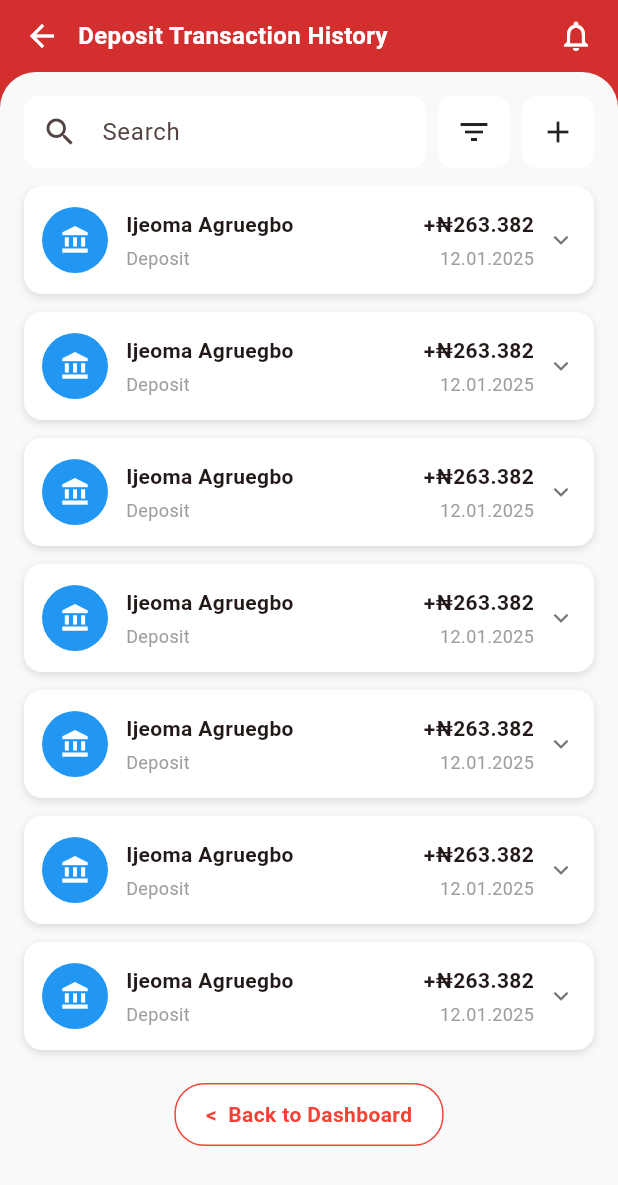
After one commit to Crediometer/agent360, a Flutter app: the DashboardScreen screen opened directly, after a tap on "Total Deposit:", on a phone screen of 412 x 824 dp. The commit adds this screen. Shown: the top 1185 px of the screen. Run offline on Flutter 3.47's test engine with Material 3 defaults, Android fonts, the phone set to English and light mode, and no system bars; our stand-ins replace fluttertoast, introduction_screen.

Commit message:
working dashboard

```diff
--- a/lib/screens/DashboardScreen.dart
+++ b/lib/screens/DashboardScreen.dart
@@ -1,10 +1,36 @@
 import 'package:flutter/material.dart';
+import 'deposit_transaction_screen.dart';
 
-class DashboardScreen extends StatelessWidget {
+class DashboardScreen extends StatefulWidget {
   const DashboardScreen({super.key});
 
   @override
+  State<DashboardScreen> createState() => _DashboardScreenState();
+}
+
+class _DashboardScreenState extends State<DashboardScreen> {
+  bool showDepositScreen = false;
+
+  void _navigateToDepositScreen() {
+    setState(() {
+      showDepositScreen = true;
+    });
+  }
+
+  void _goBackToDashboard() {
+    setState(() {
+      showDepositScreen = false;
+    });
+  }
+
+  @override
   Widget build(BuildContext context) {
+    return showDepositScreen
+        ? DepositTransactionScreen(onBack: _goBackToDashboard)
+        : _buildDashboard(context);
+  }
+
+  Widget _buildDashboard(BuildContext context) {
     return Scaffold(
       backgroundColor: const Color(0xFFF9F9F9),
       body: SafeArea(
@@ -57,7 +83,7 @@ class DashboardScreen extends StatelessWidget {
                         ),
                         SizedBox(height: 4),
                         Text(
-                          '152.373.988',
+                          '0.00',
                           style: TextStyle(
                             fontSize: 22,
                             fontWeight: FontWeight.bold,
@@ -82,7 +108,7 @@ class DashboardScreen extends StatelessWidget {
                 ),
               ),
               const SizedBox(height: 20),
-              ..._buildInfoTiles(),
+              ..._buildInfoTiles(context),
               const SizedBox(height: 12),
               const Center(
                 child: Text(
@@ -98,39 +124,54 @@ class DashboardScreen extends StatelessWidget {
     );
   }
 
-  static List<Widget> _buildInfoTiles() {
+  List<Widget> _buildInfoTiles(BuildContext context) {
     final List<Map<String, dynamic>> data = [
-      {'icon': Icons.account_balance, 'label': 'Total Deposit:', 'value': '₦ 0.00'},
+      {
+        'icon': Icons.account_balance,
+        'label': 'Total Deposit:',
+        'value': '₦ 0.00',
+        'onTap': _navigateToDepositScreen,
+      },
          {'icon': Icons.account_balance_wallet, 'label': 'Total Withdrawals:', 'value': '₦ 0.00'},
       {'icon': Icons.receipt_long, 'label': 'Total Advences:', 'value': '₦ 0.00'},
       {'icon': Icons.sync_alt, 'label': 'Available Balance:', 'value': '₦ 0.00'},
       {'icon': Icons.monetization_on, 'label': 'First Income:', 'value': '₦ 0.00'},
       {'icon': Icons.send, 'label': 'Total Amount Given Out:', 'value': '₦ 0.00'},
+
     ];
 
     return data
         .map(
           (item) => Padding(
             padding: const EdgeInsets.symmetric(vertical: 6),
+            child: GestureDetector(
+              onTap: item['onTap'] as VoidCallback?,
               child: Container(
                 decoration: BoxDecoration(
                   color: Colors.white,
-                border: Border.all(color: Colors.red),
                   borderRadius: BorderRadius.circular(10),
+                  boxShadow: [
+                    BoxShadow(
+                      color: Colors.black.withOpacity(0.05),
+                      blurRadius: 6,
+                      offset: const Offset(0, 2),
                     ),
-              padding: const EdgeInsets.symmetric(horizontal: 12, vertical: 14),
+                  ],
+                ),
+                padding:
+                    const EdgeInsets.symmetric(horizontal: 12, vertical: 14),
                 child: Row(
                   children: [
-                  Icon(item['icon'], color: Colors.black54),
+                    Icon(item['icon'] as IconData, color: Colors.black54),
                     const SizedBox(width: 12),
                     Expanded(
                       child: Text(
-                      item['label'],
+                        item['label'] as String,
                         style: const TextStyle(fontSize: 14),
                       ),
                     ),
                     Text(
-                    item['value'],
+                      item['value'] as String,
                       style: const TextStyle(
                         fontWeight: FontWeight.bold,
                         fontSize: 14,
@@ -140,6 +181,7 @@ class DashboardScreen extends StatelessWidget {
                 ),
               ),
             ),
+          ),
         )
         .toList();
   }
--- /dev/null
+++ b/lib/screens/deposit_transaction_screen.dart
@@ -0,0 +1,316 @@
+import 'package:flutter/material.dart';
+import 'transaction_detail_filter_screen.dart';
+
+class DepositTransactionScreen extends StatefulWidget {
+  final VoidCallback onBack;
+
+  const DepositTransactionScreen({super.key, required this.onBack});
+
+  @override
+  State<DepositTransactionScreen> createState() =>
+      _DepositTransactionScreenState();
+}
+
+class _DepositTransactionScreenState extends State<DepositTransactionScreen> {
+  String selectedFilter = 'Deposit';
+  int? expandedIndex;
+
+  final List<Map<String, String>> transactions = List.generate(7, (index) {
+    return {
+      'name': 'Ijeoma Agruegbo',
+      'type': 'Deposit',
+      'amount': '+₦263.382',
+      'date': '12.01.2025',
+    };
+  });
+
+  @override
+  Widget build(BuildContext context) {
+    return Scaffold(
+      backgroundColor: const Color(0xFFD32F2F),
+      body: SafeArea(
+        child: Column(
+          children: [
+            // Header
+            Padding(
+              padding: const EdgeInsets.symmetric(horizontal: 16, vertical: 12),
+              child: Row(
+                children: [
+                  GestureDetector(
+                    onTap: widget.onBack,
+                    child: const Icon(Icons.arrow_back, color: Colors.white),
+                  ),
+                  const SizedBox(width: 12),
+                  const Expanded(
+                    child: Text(
+                      'Deposit Transaction History',
+                      style: TextStyle(
+                        color: Colors.white,
+                        fontSize: 16,
+                        fontWeight: FontWeight.w600,
+                      ),
+                    ),
+                  ),
+                  const Icon(Icons.notifications_none, color: Colors.white),
+                ],
+              ),
+            ),
+
+            // Body
+            Expanded(
+              child: Container(
+                decoration: const BoxDecoration(
+                  color: Color(0xFFF9F9F9),
+                  borderRadius: BorderRadius.vertical(top: Radius.circular(24)),
+                ),
+                child: Column(
+                  children: [
+                    // Search + Filter + Add
+                    Padding(
+                      padding:
+                          const EdgeInsets.only(top: 16, left: 16, right: 16),
+                      child: Row(
+                        children: [
+                          Expanded(
+                            child: TextField(
+                              decoration: InputDecoration(
+                                hintText: 'Search',
+                                prefixIcon: const Icon(Icons.search),
+                                filled: true,
+                                fillColor: Colors.white,
+                                contentPadding:
+                                    const EdgeInsets.symmetric(vertical: 0),
+                                border: OutlineInputBorder(
+                                  borderRadius: BorderRadius.circular(10),
+                                  borderSide: BorderSide.none,
+                                ),
+                              ),
+                            ),
+                          ),
+                          const SizedBox(width: 8),
+                          _buildFilterMenu(),
+                          const SizedBox(width: 8),
+                          Container(
+                            height: 48,
+                            width: 48,
+                            decoration: BoxDecoration(
+                              color: Colors.white,
+                              borderRadius: BorderRadius.circular(10),
+                            ),
+                            child: const Icon(Icons.add),
+                          ),
+                        ],
+                      ),
+                    ),
+
+                    const SizedBox(height: 12),
+
+                    // Transactions
+                    Expanded(
+                      child: ListView.separated(
+                        padding: const EdgeInsets.symmetric(horizontal: 16),
+                        itemCount: transactions.length + 1,
+                        separatorBuilder: (_, __) => const SizedBox(height: 12),
+                        itemBuilder: (context, index) {
+                          if (index == transactions.length) {
+                            return const Center(
+                              child: Padding(
+                                padding: EdgeInsets.symmetric(vertical: 12),
+                                child: Text(
+                                  'See all',
+                                  style: TextStyle(
+                                    color: Color(0xFFD32F2F),
+                                    fontWeight: FontWeight.w600,
+                                  ),
+                                ),
+                              ),
+                            );
+                          }
+
+                          final tx = transactions[index];
+                          final isExpanded = expandedIndex == index;
+
+                          return Column(
+                            children: [
+                              Container(
+                                padding: const EdgeInsets.symmetric(
+                                    horizontal: 12, vertical: 14),
+                                decoration: BoxDecoration(
+                                  color: Colors.white,
+                                  borderRadius: BorderRadius.circular(12),
+                                  boxShadow: [
+                                    BoxShadow(
+                                      color: Colors.black12,
+                                      blurRadius: 4,
+                                      offset: const Offset(0, 2),
+                                    ),
+                                  ],
+                                ),
+                                child: Row(
+                                  children: [
+                                    const CircleAvatar(
+                                      backgroundColor: Colors.blue,
+                                      radius: 22,
+                                      child: Icon(Icons.account_balance,
+                                          color: Colors.white, size: 20),
+                                    ),
+                                    const SizedBox(width: 12),
+                                    Expanded(
+                                      child: Column(
+                                        crossAxisAlignment:
+                                            CrossAxisAlignment.start,
+                                        children: [
+                                          Text(
+                                            tx['name']!,
+                                            style: const TextStyle(
+                                                fontWeight: FontWeight.bold),
+                                          ),
+                                          const SizedBox(height: 4),
+                                          Text(
+                                            tx['type']!,
+                                            style: const TextStyle(
+                                                fontSize: 12,
+                                                color: Colors.grey),
+                                          ),
+                                        ],
+                                      ),
+                                    ),
+                                    Column(
+                                      crossAxisAlignment:
+                                          CrossAxisAlignment.end,
+                                      children: [
+                                        Text(
+                                          tx['amount']!,
+                                          style: const TextStyle(
+                                              fontWeight: FontWeight.bold),
+                                        ),
+                                        const SizedBox(height: 4),
+                                        Text(
+                                          tx['date']!,
+                                          style: const TextStyle(
+                                              fontSize: 12,
+                                              color: Colors.grey),
+                                        ),
+                                      ],
+                                    ),
+                                    const SizedBox(width: 8),
+                                    GestureDetector(
+                                      onTap: () {
+                                        setState(() {
+                                          expandedIndex =
+                                              isExpanded ? null : index;
+                                        });
+                                      },
+                                      child: Icon(
+                                        isExpanded
+                                            ? Icons.expand_less
+                                            : Icons.expand_more,
+                                        size: 20,
+                                        color: Colors.black54,
+                                      ),
+                                    ),
+                                  ],
+                                ),
+                              ),
+                              if (isExpanded)
+                                GestureDetector(
+                                  onTap: () {
+                                    Navigator.push(
+                                      context,
+                                      MaterialPageRoute(
+                                        builder: (_) =>
+                                            const TransactionDetailFilterScreen(),
+                                      ),
+                                    );
+                                  },
+                                  child: Container(
+                                    width: double.infinity,
+                                    margin: const EdgeInsets.only(top: 6),
+                                    padding: const EdgeInsets.symmetric(
+                                        vertical: 10, horizontal: 16),
+                                    decoration: BoxDecoration(
+                                      color: const Color(0xFFD32F2F),
+                                      borderRadius: BorderRadius.circular(8),
+                                    ),
+                                    child: Row(
+                                      mainAxisAlignment:
+                                          MainAxisAlignment.spaceBetween,
+                                      children: const [
+                                        Text(
+                                          'Transaction Id: #353367473',
+                                          style: TextStyle(color: Colors.white),
+                                        ),
+                                        Icon(Icons.arrow_forward,
+                                            color: Colors.white),
+                                      ],
+                                    ),
+                                  ),
+                                ),
+                            ],
+                          );
+                        },
+                      ),
+                    ),
+
+                    const SizedBox(height: 8),
+
+                    // Back to Dashboard
+                    GestureDetector(
+                      onTap: widget.onBack,
+                      child: Container(
+                        padding: const EdgeInsets.symmetric(
+                            vertical: 10, horizontal: 20),
+                        decoration: BoxDecoration(
+                          color: Colors.white,
+                          border: Border.all(color: Colors.red),
+                          borderRadius: BorderRadius.circular(20),
+                        ),
+                        child: const Text(
+                          '<  Back to Dashboard',
+                          style: TextStyle(
+                              color: Colors.red, fontWeight: FontWeight.bold),
+                        ),
+                      ),
+                    ),
+
+                    const SizedBox(height: 60),
+                  ],
+                ),
+              ),
+            ),
+          ],
+        ),
+      ),
+    );
+  }
+
+  Widget _buildFilterMenu() {
+    return Container(
+      height: 48,
+      width: 48,
+      decoration: BoxDecoration(
+        color: Colors.white,
+        borderRadius: BorderRadius.circular(10),
+      ),
+      child: PopupMenuButton<String>(
+        icon: const Icon(Icons.filter_list),
+        onSelected: (value) {
+          setState(() {
+            selectedFilter = value;
+          });
+        },
+        itemBuilder: (context) => [
+          'Deposit',
+          'Withdrawal',
+          'Advance',
+          'Balance',
+        ]
+            .map((type) => PopupMenuItem<String>(
+                  value: type,
+                  child: Text(type),
+                ))
+            .toList(),
+      ),
+    );
+  }
+}
--- a/pubspec.yaml
+++ b/pubspec.yaml
@@ -30,10 +30,12 @@ environment:
 dependencies:
   flutter:
     sdk: flutter
+  intl: ^0.18.1
+  cupertino_icons: ^1.0.8
 
   # The following adds the Cupertino Icons font to your application.
   # Use with the CupertinoIcons class for iOS style icons.
-  cupertino_icons: ^1.0.8
+  # cupertino_icons: ^1.0.8
 
 dev_dependencies:
   flutter_test:
```
Also changed, not shown: lib/screens/transaction_detail_filter_screen.dart (added, +317 -0 lines), pubspec.lock. Lines whose indentation alone changed are shown as unchanged.
